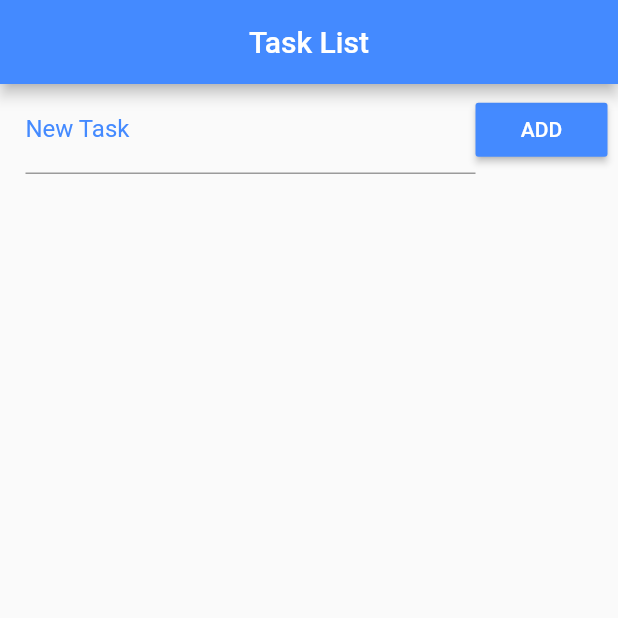
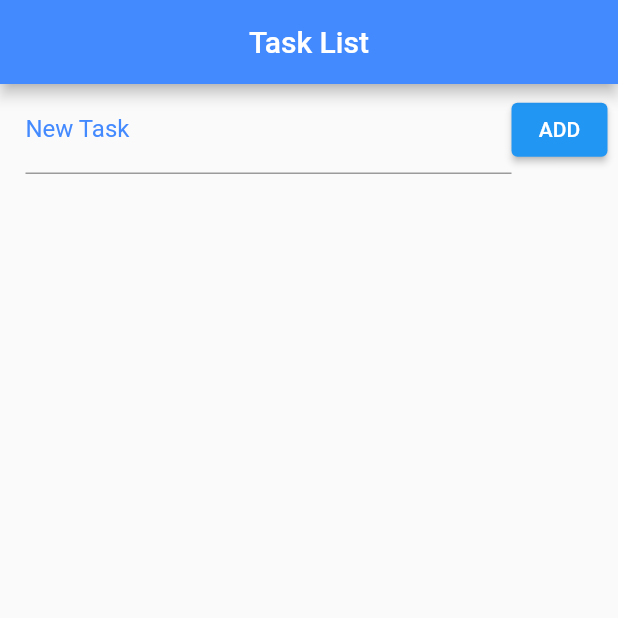
Before and after one commit to rsoares10/taskify, a Flutter app: the screen it shows after launch, on a phone screen of 412 x 824 dp, the top half of it. Run offline on Flutter 3.47's test engine with Material 2 defaults, Android fonts, the phone set to English and light mode, and no system bars.

Commit message:
refactor: remove raised and flat button widgets

```diff
--- a/lib/views/home.view.dart
+++ b/lib/views/home.view.dart
@@ -76,11 +76,11 @@ class _HomeViewState extends State<HomeView> {
                     ),
                   ),
                 ),
-                RaisedButton(
+                ElevatedButton(
                   onPressed: _addTask,
-                  color: Colors.blueAccent,
+                  // color: Colors.blueAccent,
                   child: Text('ADD'),
-                  textColor: Colors.white,
+                  // textColor: Colors.white,
                 ),
               ],
             ),
@@ -127,8 +127,9 @@ class _HomeViewState extends State<HomeView> {
           ),
         );
 
-        Scaffold.of(context).removeCurrentSnackBar();
-        Scaffold.of(context).showSnackBar(snack);
+        // TODO: refactor thefollowing two lines
+        // Scaffold.of(context).removeCurrentSnackBar();
+        // Scaffold.of(context).showSnackBar(snack);
       },
       background: Container(
         color: Colors.red,
```
